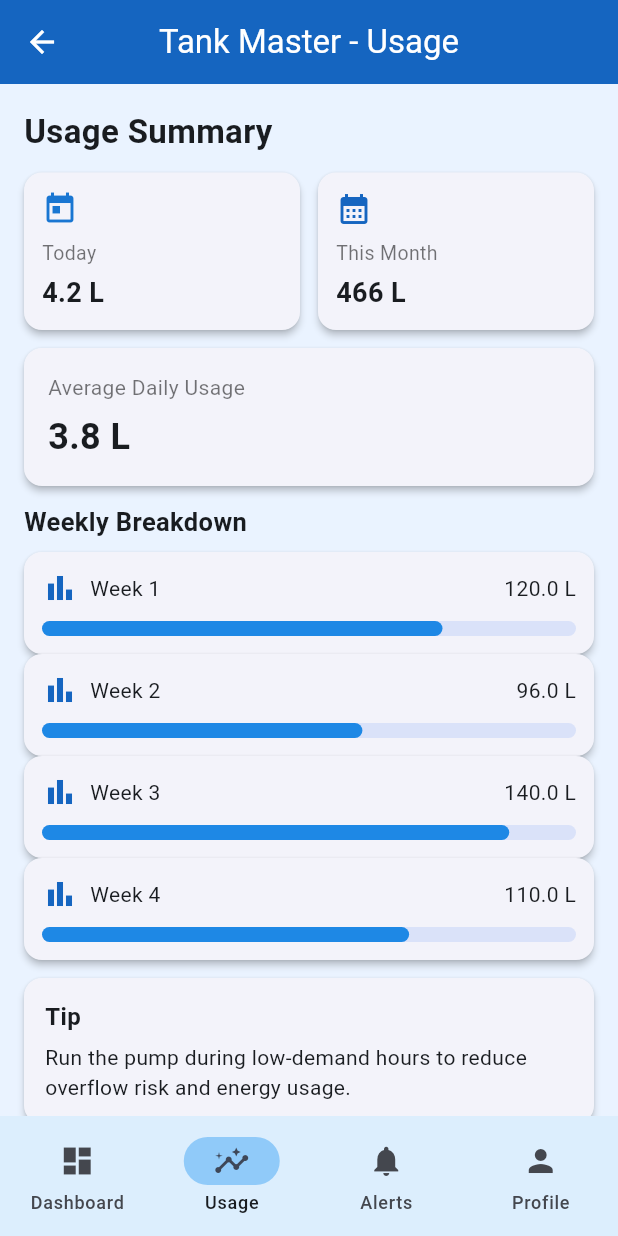
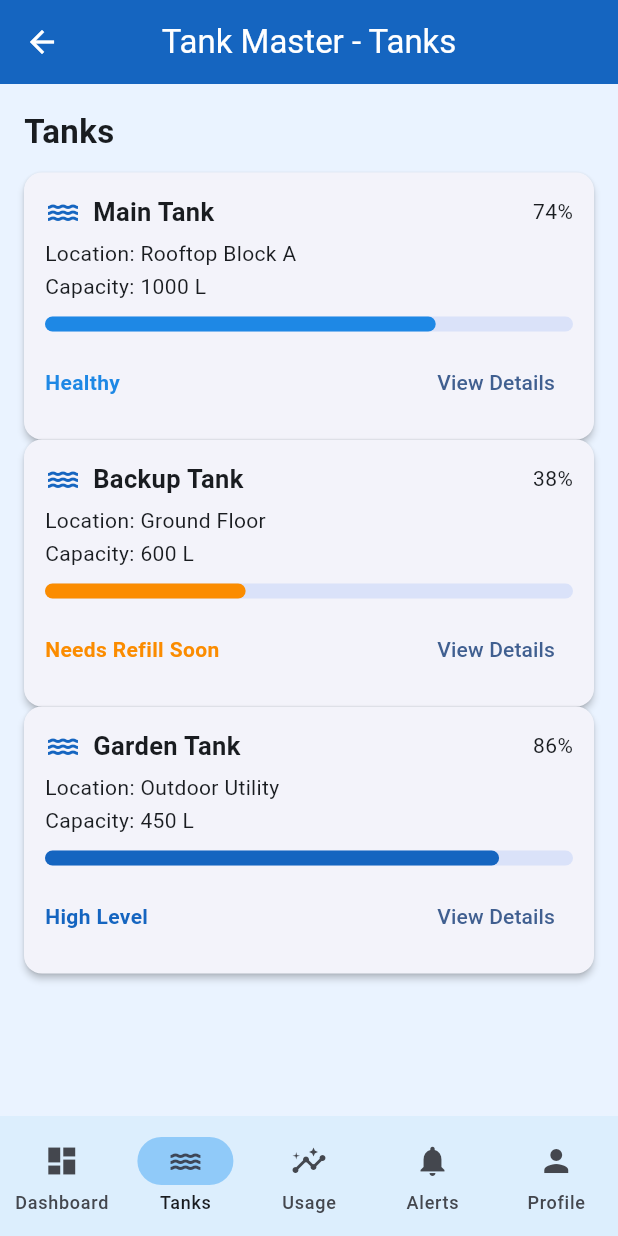
Before and after one commit to hasankachamathvi/Tank_Master_IOT, a Flutter app: the AppShell screen opened directly with empty values, item 2 of the bottom bar chosen, on a phone screen of 412 x 824 dp. Run offline on Flutter 3.47's test engine with Material 3 defaults, Android fonts, the phone set to English and light mode, and no system bars; our stand-ins replace firebase_core, firebase_database; accounts and stored records are empty.

Commit message:
feat: Add TanksPage with tank details and integrate into AppShell

```diff
--- a/lib/screens/app_shell.dart
+++ b/lib/screens/app_shell.dart
@@ -5,6 +5,7 @@ import '../services/auth_service.dart';
 import 'alerts_page.dart';
 import 'dashboard_page.dart';
 import 'profile_page.dart';
+import 'tanks_page.dart';
 import 'usage_page.dart';
 
 class AppShell extends StatefulWidget {
@@ -28,6 +29,7 @@ class _AppShellState extends State<AppShell> {
   Widget build(BuildContext context) {
     final pages = <Widget>[
       DashboardPage(firebaseReady: widget.firebaseReady),
+      const TanksPage(),
       const UsagePage(),
       const AlertsPage(),
       ProfilePage(
@@ -40,6 +42,7 @@ class _AppShellState extends State<AppShell> {
 
     final titles = <String>[
       'Dashboard',
+      'Tanks',
       'Usage',
       'Alerts',
       'Profile',
@@ -63,6 +66,7 @@ class _AppShellState extends State<AppShell> {
         },
         destinations: const [
           NavigationDestination(icon: Icon(Icons.dashboard), label: 'Dashboard'),
+          NavigationDestination(icon: Icon(Icons.water), label: 'Tanks'),
           NavigationDestination(icon: Icon(Icons.insights), label: 'Usage'),
           NavigationDestination(icon: Icon(Icons.notifications), label: 'Alerts'),
           NavigationDestination(icon: Icon(Icons.person), label: 'Profile'),
--- /dev/null
+++ b/lib/screens/tanks_page.dart
@@ -0,0 +1,190 @@
+import 'package:flutter/material.dart';
+
+class TanksPage extends StatelessWidget {
+  const TanksPage({super.key});
+
+  @override
+  Widget build(BuildContext context) {
+    const tanks = <Map<String, Object>>[
+      {
+        'name': 'Main Tank',
+        'location': 'Rooftop Block A',
+        'level': 74.0,
+        'capacity': 1000,
+        'status': 'Healthy',
+      },
+      {
+        'name': 'Backup Tank',
+        'location': 'Ground Floor',
+        'level': 38.0,
+        'capacity': 600,
+        'status': 'Needs Refill Soon',
+      },
+      {
+        'name': 'Garden Tank',
+        'location': 'Outdoor Utility',
+        'level': 86.0,
+        'capacity': 450,
+        'status': 'High Level',
+      },
+    ];
+
+    return ListView(
+      padding: const EdgeInsets.all(16),
+      children: [
+        const Text('Tanks', style: TextStyle(fontSize: 22, fontWeight: FontWeight.bold)),
+        const SizedBox(height: 12),
+        ...tanks.map((tank) {
+          final level = tank['level']! as double;
+          final color = level >= 80
+              ? const Color(0xFF1565C0)
+              : level >= 40
+                  ? const Color(0xFF1E88E5)
+                  : const Color(0xFFFB8C00);
+
+          return Card(
+            child: Padding(
+              padding: const EdgeInsets.all(14),
+              child: Column(
+                crossAxisAlignment: CrossAxisAlignment.start,
+                children: [
+                  Row(
+                    children: [
+                      const Icon(Icons.water, color: Color(0xFF1565C0)),
+                      const SizedBox(width: 8),
+                      Expanded(
+                        child: Text(
+                          tank['name']! as String,
+                          style: const TextStyle(fontSize: 17, fontWeight: FontWeight.w700),
+                        ),
+                      ),
+                      Text('${level.toStringAsFixed(0)}%'),
+                    ],
+                  ),
+                  const SizedBox(height: 6),
+                  Text('Location: ${tank['location']! as String}'),
+                  const SizedBox(height: 2),
+                  Text('Capacity: ${tank['capacity']! as int} L'),
+                  const SizedBox(height: 10),
+                  LinearProgressIndicator(
+                    value: (level / 100).clamp(0.0, 1.0),
+                    color: color,
+                    minHeight: 10,
+                    borderRadius: BorderRadius.circular(10),
+                  ),
+                  const SizedBox(height: 10),
+                  Row(
+                    children: [
+                      Expanded(
+                        child: Text(
+                          tank['status']! as String,
+                          style: TextStyle(color: color, fontWeight: FontWeight.w600),
+                        ),
+                      ),
+                      TextButton(
+                        onPressed: () {
+                          Navigator.of(context).push(
+                            MaterialPageRoute<void>(
+                              builder: (_) => TankDetailsPage(
+                                name: tank['name']! as String,
+                                location: tank['location']! as String,
+                                level: level,
+                                capacity: tank['capacity']! as int,
+                                status: tank['status']! as String,
+                              ),
+                            ),
+                          );
+                        },
+                        child: const Text('View Details'),
+                      ),
+                    ],
+                  ),
+                ],
+              ),
+            ),
+          );
+        }),
+      ],
+    );
+  }
+}
+
+class TankDetailsPage extends StatelessWidget {
+  const TankDetailsPage({
+    super.key,
+    required this.name,
+    required this.location,
+    required this.level,
+    required this.capacity,
+    required this.status,
+  });
+
+  final String name;
+  final String location;
+  final double level;
+  final int capacity;
+  final String status;
+
+  @override
+  Widget build(BuildContext context) {
+    final availableWater = (capacity * (level / 100)).round();
+
+    return Scaffold(
+      appBar: AppBar(title: Text(name)),
+      body: ListView(
+        padding: const EdgeInsets.all(16),
+        children: [
+          Card(
+            child: Padding(
+              padding: const EdgeInsets.all(16),
+              child: Column(
+                crossAxisAlignment: CrossAxisAlignment.start,
+                children: [
+                  Text(name, style: const TextStyle(fontSize: 20, fontWeight: FontWeight.bold)),
+                  const SizedBox(height: 8),
+                  Text('Location: $location'),
+                  const SizedBox(height: 4),
+                  Text('Current Status: $status'),
+                ],
+              ),
+            ),
+          ),
+          const SizedBox(height: 12),
+          Card(
+            child: Padding(
+              padding: const EdgeInsets.all(16),
+              child: Column(
+                crossAxisAlignment: CrossAxisAlignment.start,
+                children: [
+                  const Text('Water Details', style: TextStyle(fontSize: 18, fontWeight: FontWeight.w700)),
+                  const SizedBox(height: 10),
+                  Text('Level: ${level.toStringAsFixed(1)}%'),
+                  const SizedBox(height: 6),
+                  Text('Capacity: $capacity L'),
+                  const SizedBox(height: 6),
+                  Text('Available Water: $availableWater L'),
+                  const SizedBox(height: 10),
+                  LinearProgressIndicator(
+                    value: (level / 100).clamp(0.0, 1.0),
+                    minHeight: 12,
+                    borderRadius: BorderRadius.circular(10),
+                    color: const Color(0xFF1565C0),
+                  ),
+                ],
+              ),
+            ),
+          ),
+          const SizedBox(height: 12),
+          Card(
+            child: ListTile(
+              leading: const Icon(Icons.build_circle, color: Color(0xFF1565C0)),
+              title: const Text('Maintenance'),
+              subtitle: const Text('Last checked 6 days ago. Next service due in 24 days.'),
+              trailing: TextButton(onPressed: () {}, child: const Text('Schedule')),
+            ),
+          ),
+        ],
+      ),
+    );
+  }
+}
```
